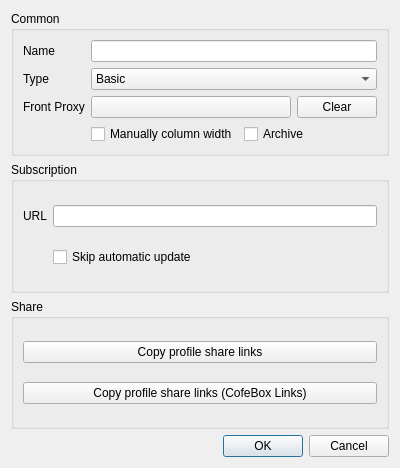
Old version of the form ui/edit/dialog_edit_group.ui in the repository cofedish/cofe-nekobox.
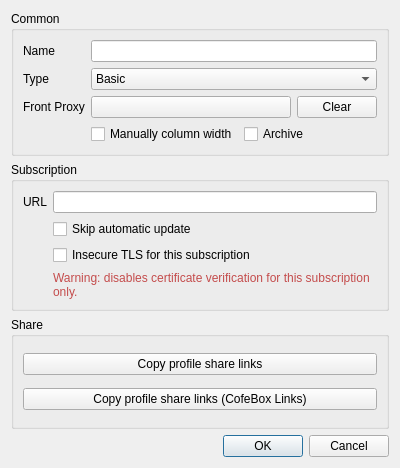
New version of the form. Custom widgets are drawn as their Qt base class.

Commit message: fix: make TLS-insecure per-subscription only + UI warning

Diff of the .ui file:
```diff
--- a/ui/edit/dialog_edit_group.ui
+++ b/ui/edit/dialog_edit_group.ui
@@ -138,6 +138,26 @@
         </property>
        </widget>
       </item>
+      <item row="2" column="1">
+       <widget class="QCheckBox" name="sub_insecure">
+        <property name="text">
+         <string>Insecure TLS for this subscription</string>
+        </property>
+       </widget>
+      </item>
+      <item row="3" column="1">
+       <widget class="QLabel" name="sub_insecure_warning">
+        <property name="styleSheet">
+         <string notr="true">color: #C44C4C;</string>
+        </property>
+        <property name="text">
+         <string>Warning: disables certificate verification for this subscription only.</string>
+        </property>
+        <property name="wordWrap">
+         <bool>true</bool>
+        </property>
+       </widget>
+      </item>
      </layout>
     </widget>
    </item>
```
Left out of the diff: 1 changed line with no effect on the pictures. The commit also changes 8 other files.
